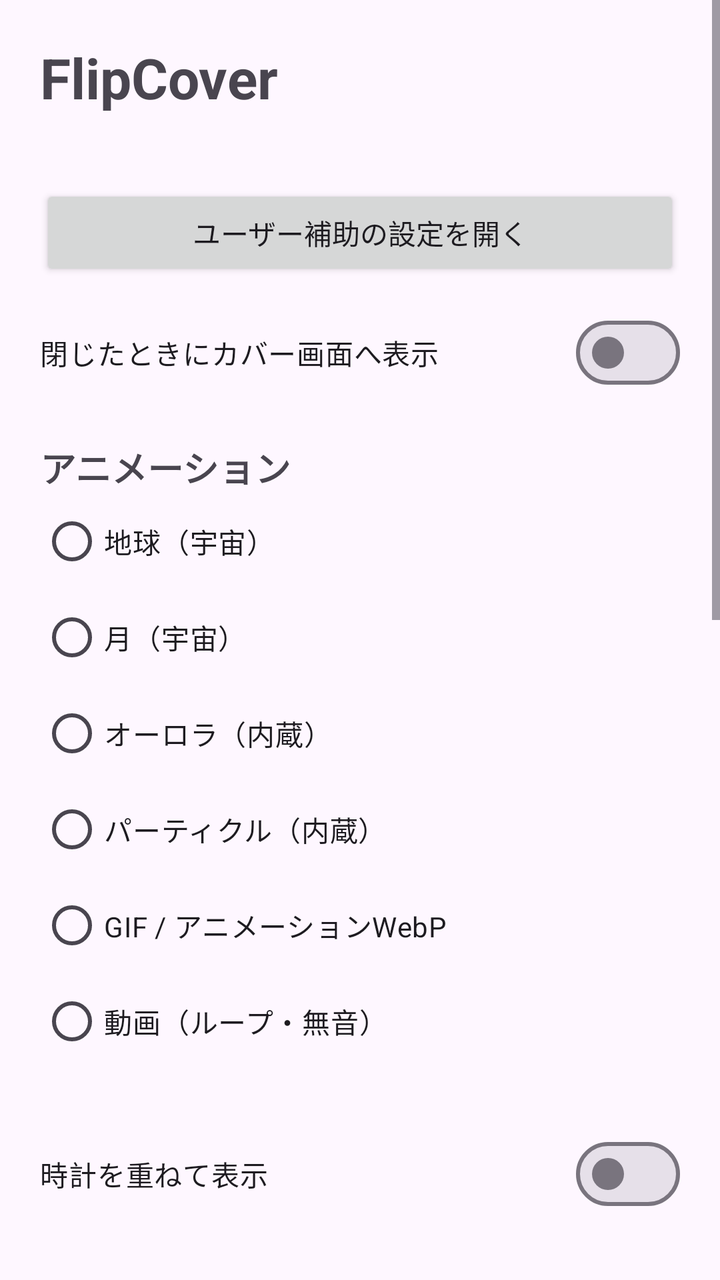
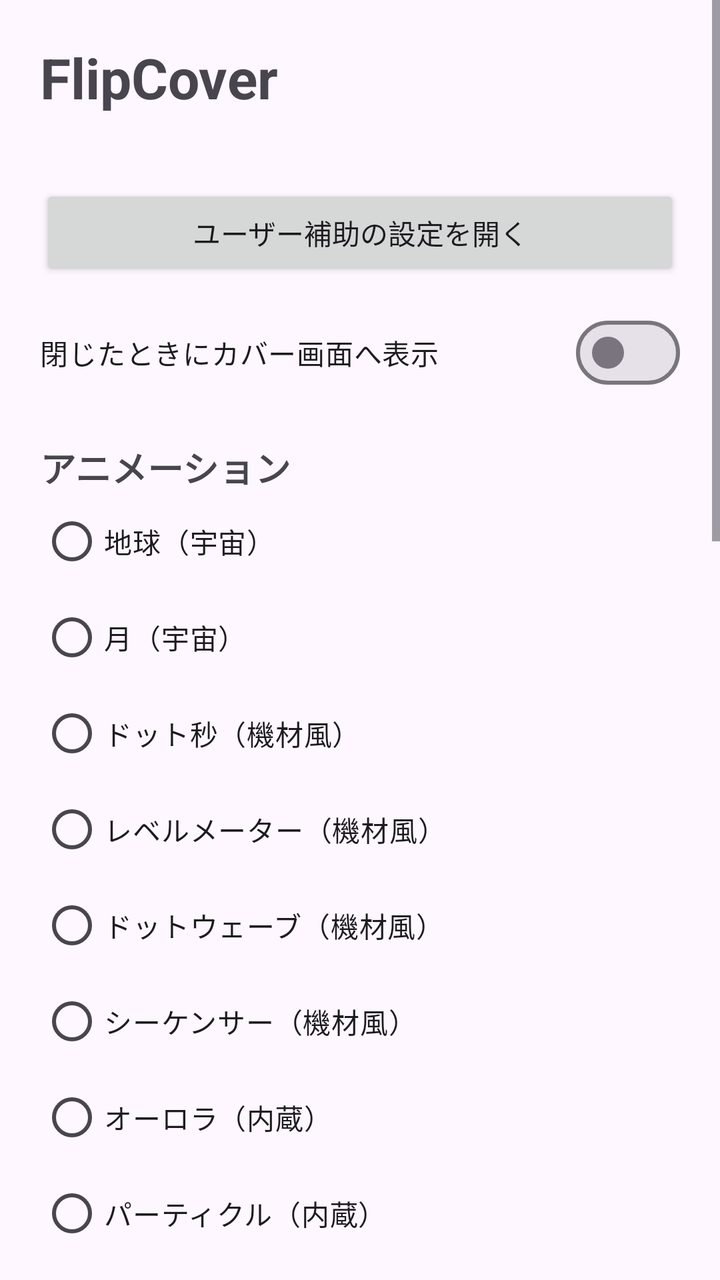

The first picture is an Android layout as it rendered before a commit; the second is the same layout after the commit. The layout source and the unified diff follow.
<!-- AndroidManifest.xml: application theme Theme.FlipCover -->
<!-- res/layout/activity_main.xml -->
<?xml version="1.0" encoding="utf-8"?>
<ScrollView xmlns:android="http://schemas.android.com/apk/res/android"
    android:layout_width="match_parent"
    android:layout_height="match_parent"
    android:fitsSystemWindows="true">

    <LinearLayout
        android:layout_width="match_parent"
        android:layout_height="wrap_content"
        android:orientation="vertical"
        android:padding="20dp">

        <TextView
            android:layout_width="wrap_content"
            android:layout_height="wrap_content"
            android:text="@string/app_name"
            android:textSize="28sp"
            android:textStyle="bold" />

        <TextView
            android:id="@+id/serviceStatus"
            android:layout_width="wrap_content"
            android:layout_height="wrap_content"
            android:layout_marginTop="8dp" />

        <Button
            android:id="@+id/openAccessibility"
            android:layout_width="match_parent"
            android:layout_height="wrap_content"
            android:layout_marginTop="8dp"
            android:text="ユーザー補助の設定を開く" />

        <com.google.android.material.materialswitch.MaterialSwitch
            android:id="@+id/enabledSwitch"
            android:layout_width="match_parent"
            android:layout_height="wrap_content"
            android:layout_marginTop="12dp"
            android:text="閉じたときにカバー画面へ表示" />

        <TextView
            android:layout_width="wrap_content"
            android:layout_height="wrap_content"
            android:layout_marginTop="20dp"
            android:text="アニメーション"
            android:textSize="18sp"
            android:textStyle="bold" />

        <RadioGroup
            android:id="@+id/modeGroup"
            android:layout_width="match_parent"
            android:layout_height="wrap_content">

            <RadioButton android:id="@+id/modeEarth" android:layout_width="wrap_content"
                android:layout_height="wrap_content" android:text="地球（宇宙）" />
            <RadioButton android:id="@+id/modeMoon" android:layout_width="wrap_content"
                android:layout_height="wrap_content" android:text="月（宇宙）" />
            <RadioButton android:id="@+id/modeAurora" android:layout_width="wrap_content"
                android:layout_height="wrap_content" android:text="オーロラ（内蔵）" />
            <RadioButton android:id="@+id/modeParticles" android:layout_width="wrap_content"
                android:layout_height="wrap_content" android:text="パーティクル（内蔵）" />
            <RadioButton android:id="@+id/modeGif" android:layout_width="wrap_content"
                android:layout_height="wrap_content" android:text="GIF / アニメーションWebP" />
            <RadioButton android:id="@+id/modeVideo" android:layout_width="wrap_content"
                android:layout_height="wrap_content" android:text="動画（ループ・無音）" />
        </RadioGroup>

        <TextView
            android:id="@+id/mediaLabel"
            android:layout_width="wrap_content"
            android:layout_height="wrap_content"
            android:textSize="12sp" />

        <com.google.android.material.materialswitch.MaterialSwitch
            android:id="@+id/clockSwitch"
            android:layout_width="match_parent"
            android:layout_height="wrap_content"
            android:layout_marginTop="12dp"
            android:text="時計を重ねて表示" />

        <Button
            android:id="@+id/clockStyle"
            style="@style/Widget.Material3.Button.OutlinedButton"
            android:layout_width="match_parent"
            android:layout_height="wrap_content"
            android:layout_marginTop="4dp" />

        <TextView
            android:layout_width="wrap_content"
            android:layout_height="wrap_content"
            android:layout_marginTop="20dp"
            android:text="カバー画面のアプリ"
            android:textSize="18sp"
            android:textStyle="bold" />

        <TextView
            android:id="@+id/appsLabel"
            android:layout_width="wrap_content"
            android:layout_height="wrap_content"
            android:textSize="12sp" />

        <Button
            android:id="@+id/pickApps"
            android:layout_width="match_parent"
            android:layout_height="wrap_content"
            android:layout_marginTop="4dp"
            android:text="アプリを選ぶ" />

        <TextView
            android:layout_width="wrap_content"
            android:layout_height="wrap_content"
            android:layout_marginTop="20dp"
            android:text="プレビュー"
            android:textSize="18sp"
            android:textStyle="bold" />

        <TextView
            android:layout_width="wrap_content"
            android:layout_height="wrap_content"
            android:text="ドラッグで移動、2本指で拡大・縮小できます。赤い枠はカメラの位置です。"
            android:textSize="12sp" />

        
        <FrameLayout
            android:id="@+id/preview"
            android:layout_width="300dp"
            android:layout_height="332dp"
            android:layout_gravity="center_horizontal"
            android:layout_marginTop="8dp"
            android:background="#000000"
            android:clipChildren="true" />

        <Button
            android:id="@+id/resetLayout"
            style="@style/Widget.Material3.Button.TextButton"
            android:layout_width="wrap_content"
            android:layout_height="wrap_content"
            android:layout_gravity="center_horizontal"
            android:text="配置を元に戻す" />

        <TextView
            android:layout_width="wrap_content"
            android:layout_height="wrap_content"
            android:layout_marginTop="20dp"
            android:text="ディスプレイ情報（デバッグ用）"
            android:textStyle="bold" />

        <TextView
            android:id="@+id/displayInfo"
            android:layout_width="wrap_content"
            android:layout_height="wrap_content"
            android:fontFamily="monospace"
            android:textSize="11sp" />
    </LinearLayout>
</ScrollView>
<!-- resources referenced by this layout -->
<resources>
  <string name="app_name">FlipCover</string>
  <style name="Theme.FlipCover" parent="Theme.Material3.DayNight.NoActionBar" />
</resources>

<!-- the commit's change to res/layout/activity_main.xml (unified diff, before → after) -->
@@ -54,6 +54,14 @@
                 android:layout_height="wrap_content" android:text="地球（宇宙）" />
             <RadioButton android:id="@+id/modeMoon" android:layout_width="wrap_content"
                 android:layout_height="wrap_content" android:text="月（宇宙）" />
+            <RadioButton android:id="@+id/modeDotSeconds" android:layout_width="wrap_content"
+                android:layout_height="wrap_content" android:text="ドット秒（機材風）" />
+            <RadioButton android:id="@+id/modeLevelMeter" android:layout_width="wrap_content"
+                android:layout_height="wrap_content" android:text="レベルメーター（機材風）" />
+            <RadioButton android:id="@+id/modeDotWave" android:layout_width="wrap_content"
+                android:layout_height="wrap_content" android:text="ドットウェーブ（機材風）" />
+            <RadioButton android:id="@+id/modeSequencer" android:layout_width="wrap_content"
+                android:layout_height="wrap_content" android:text="シーケンサー（機材風）" />
             <RadioButton android:id="@+id/modeAurora" android:layout_width="wrap_content"
                 android:layout_height="wrap_content" android:text="オーロラ（内蔵）" />
             <RadioButton android:id="@+id/modeParticles" android:layout_width="wrap_content"
